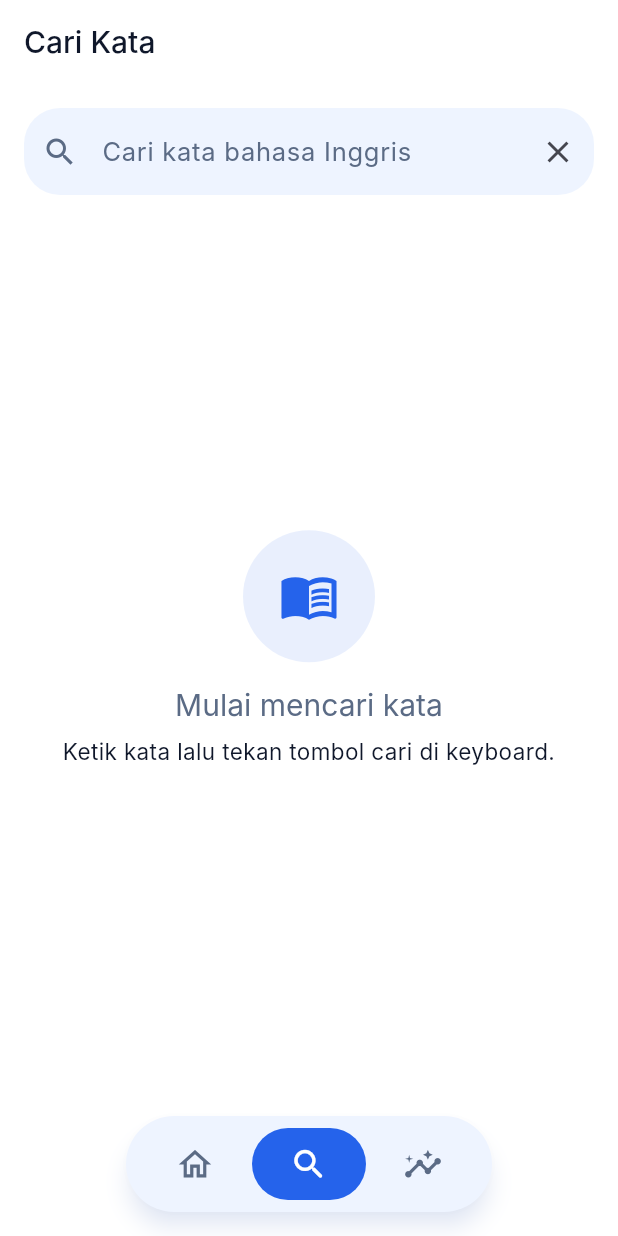
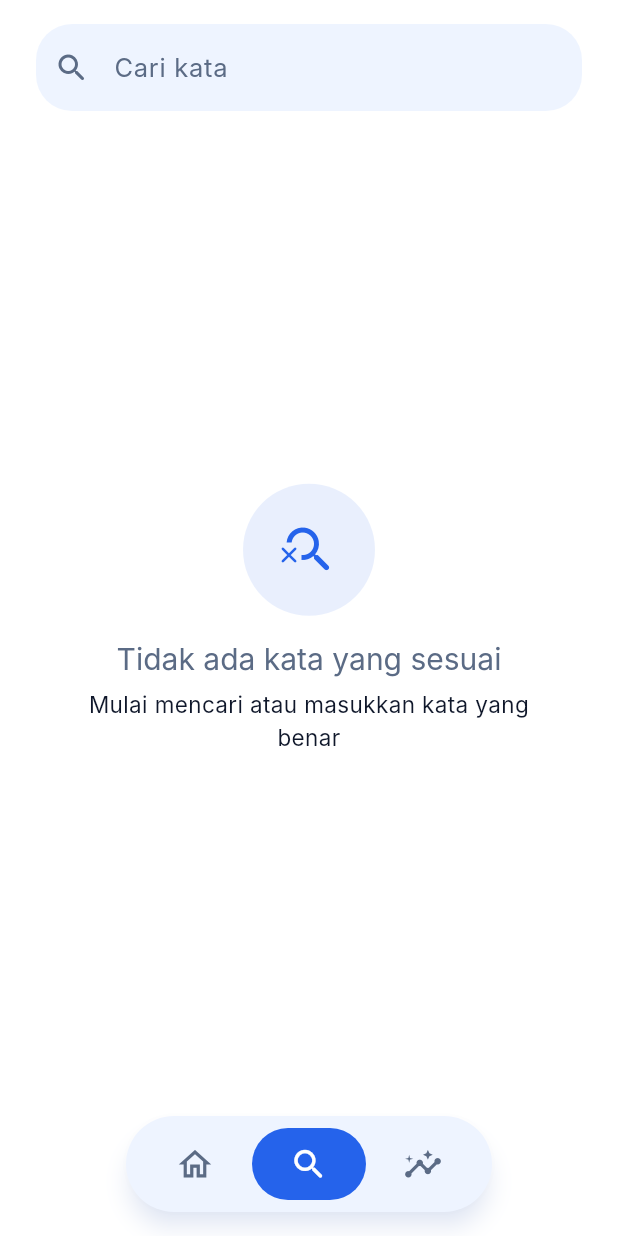
Before and after one commit to aajelll/Kelompok-10_Kelas-C_Pemrograman_Mobile, a Flutter app: the screen it shows once a user with an empty profile is signed in, after a tap on the "search" icon, on a phone screen of 412 x 824 dp. Run offline on Flutter 3.47's test engine with Material 3 defaults, Android fonts, the phone set to English and light mode, and no system bars; our stand-ins replace cloud_firestore, firebase_auth, firebase_core, firebase_messaging, flutter_local_notifications, flutter_timezone and 1 more; accounts and stored records are empty; network calls fail; Roboto replaces fonts that are missing (Inter).

Commit message:
feat(ui): redesign home, search and word detail screens

```diff
--- a/Project Akhir/lib/features/vocabulary/screens/home_screen.dart
+++ b/Project Akhir/lib/features/vocabulary/screens/home_screen.dart
@@ -1,14 +1,13 @@
-import '../widgets/favorite_button.dart';
 import 'package:flutter/material.dart';
 import 'package:provider/provider.dart';
 
+import '../../../core/extensions/datetime_extensions.dart';
 import '../../../core/theme/app_theme.dart';
-import '../../../core/widgets/app_card.dart';
 import '../../../core/widgets/state_message.dart';
-import '../../../shared/models/vocabulary_entry.dart';
+import '../../auth/providers/auth_provider.dart';
 import '../../quiz/screens/quiz_screen.dart';
 import '../providers/vocabulary_provider.dart';
-import 'search_screen.dart';
+import '../widgets/word_card.dart';
 import 'word_detail_screen.dart';
 
 class HomeScreen extends StatefulWidget {
@@ -37,39 +36,47 @@ class _HomeScreenState extends State<HomeScreen> {
   @override
   Widget build(BuildContext context) {
     final text = Theme.of(context).textTheme;
+    final name = context.watch<AuthProvider>().displayName;
     final vocab = context.watch<VocabularyProvider>();
 
     return Scaffold(
-      appBar: AppBar(title: const Text('Voca')),
-      body: ListView(
-        padding: const EdgeInsets.all(AppSpacing.md),
+      body: SafeArea(
+        child: ListView(
+          padding: const EdgeInsets.fromLTRB(
+            AppSpacing.lg,
+            AppSpacing.md,
+            AppSpacing.lg,
+            AppSpacing.lg,
+          ),
           children: [
-          Text('Siap belajar kata baru hari ini?', style: text.headlineMedium),
+            Text(
+              DateTime.now().dayAndMonth,
+              style: text.titleSmall?.copyWith(
+                fontWeight: FontWeight.w400,
+                color: AppColors.textSecondary,
+              ),
+            ),
+            const SizedBox(height: AppSpacing.xs),
+            Text(
+              name.isEmpty ? 'Hi!' : 'Hi, $name!',
+              style: text.headlineLarge,
+              maxLines: 2,
+              overflow: TextOverflow.ellipsis,
+            ),
+            const SizedBox(height: AppSpacing.md),
+            Text(
+              'Siap belajar kata baru hari ini?',
+              style: text.titleLarge?.copyWith(fontWeight: FontWeight.w400),
+            ),
             const SizedBox(height: AppSpacing.lg),
-          Text('Kata hari ini', style: text.titleMedium),
-          const SizedBox(height: AppSpacing.sm),
             _buildDaily(vocab),
             const SizedBox(height: AppSpacing.lg),
-          Row(
-            children: [
-              Expanded(
-                child: OutlinedButton.icon(
-                  onPressed: () => _open(const SearchScreen()),
-                  icon: const Icon(Icons.search),
-                  label: const Text('Cari kata'),
-                ),
-              ),
-              const SizedBox(width: AppSpacing.sm),
-              Expanded(
-                child: ElevatedButton.icon(
+            ElevatedButton(
               onPressed: () => _open(const QuizScreen()),
-                  icon: const Icon(Icons.quiz_outlined),
-                  label: const Text('Mulai kuis'),
-                ),
+              child: const Text('Mulai Kuis'),
             ),
           ],
         ),
-        ],
       ),
     );
   }
@@ -78,94 +85,37 @@ class _HomeScreenState extends State<HomeScreen> {
     switch (vocab.dailyStatus) {
       case LoadStatus.idle:
       case LoadStatus.loading:
-        return const AppCard(
-          child: Padding(
-            padding: EdgeInsets.all(AppSpacing.lg),
+        return const Padding(
+          padding: EdgeInsets.symmetric(vertical: AppSpacing.xl),
           child: Center(child: CircularProgressIndicator()),
-          ),
         );
       case LoadStatus.error:
-        return AppCard(
-          child: Column(
+        return Column(
           children: [
             StateMessage(
-                icon: Icons.error_outline,
+              icon: Icons.error_outline_rounded,
               color: AppColors.error,
               title: vocab.dailyError ?? 'Terjadi kesalahan.',
             ),
             OutlinedButton.icon(
-                onPressed: () => vocab.loadDaily(),
-                icon: const Icon(Icons.refresh),
+              onPressed: vocab.loadDaily,
+              icon: const Icon(Icons.refresh_rounded),
               label: const Text('Coba lagi'),
             ),
           ],
-          ),
         );
       case LoadStatus.success:
         final entry = vocab.dailyEntry;
         if (entry == null) {
-          return const AppCard(
-            child: StateMessage(
-              icon: Icons.search_off,
+          return const StateMessage(
+            icon: Icons.search_off_rounded,
             title: 'Kata hari ini tidak tersedia',
-            ),
           );
         }
-        return _DailyCard(
+        return WordCard(
           entry: entry,
-          onDetail: () => _open(WordDetailScreen(word: entry.word)),
+          onTap: () => _open(WordDetailScreen(word: entry.word)),
         );
     }
   }
 }
-
-class _DailyCard extends StatelessWidget {
-  const _DailyCard({required this.entry, required this.onDetail});
-
-  final VocabularyEntry entry;
-  final VoidCallback onDetail;
-
-  @override
-  Widget build(BuildContext context) {
-    final text = Theme.of(context).textTheme;
-    final phonetic = entry.phonetic;
-    final first = entry.meanings.isEmpty ? null : entry.meanings.first;
-    final example = first?.example;
-
-    return AppCard(
-      child: Column(
-        crossAxisAlignment: CrossAxisAlignment.start,
-        children: [
-          Row(
-            children: [
-              Expanded(child: Text(entry.word, style: text.headlineMedium)),
-              FavoriteButton(entry: entry),
-            ],
-          ),
-          if (phonetic != null) Text(phonetic, style: text.bodySmall),
-          if (first != null) ...[
-            const SizedBox(height: AppSpacing.md),
-            if (first.partOfSpeech.isNotEmpty)
-              Text(first.partOfSpeech, style: text.bodySmall),
-            const SizedBox(height: AppSpacing.xs),
-            Text(first.definition, style: text.bodyMedium),
-          ],
-          if (example != null) ...[
-            const SizedBox(height: AppSpacing.sm),
-            Text(
-              '"$example"',
-              style: text.bodySmall?.copyWith(fontStyle: FontStyle.italic),
-            ),
-          ],
-          Align(
-            alignment: Alignment.centerRight,
-            child: TextButton(
-              onPressed: onDetail,
-              child: const Text('Lihat detail'),
-            ),
-          ),
-        ],
-      ),
-    );
-  }
-}
--- a/Project Akhir/lib/features/vocabulary/screens/search_screen.dart
+++ b/Project Akhir/lib/features/vocabulary/screens/search_screen.dart
@@ -1,11 +1,12 @@
+import 'dart:async';
+
 import 'package:flutter/material.dart';
 import 'package:provider/provider.dart';
 
 import '../../../core/theme/app_theme.dart';
-import '../../../core/widgets/app_card.dart';
 import '../../../core/widgets/state_message.dart';
-import '../../../shared/models/vocabulary_entry.dart';
 import '../providers/vocabulary_provider.dart';
+import '../widgets/word_card.dart';
 import 'word_detail_screen.dart';
 
 class SearchScreen extends StatefulWidget {
@@ -16,20 +17,39 @@ class SearchScreen extends StatefulWidget {
 }
 
 class _SearchScreenState extends State<SearchScreen> {
+  static const _debounceDuration = Duration(milliseconds: 500);
+
   final _controller = TextEditingController();
+  Timer? _debounce;
 
   @override
   void dispose() {
+    _debounce?.cancel();
     _controller.dispose();
     super.dispose();
   }
 
-  void _submit() {
+  /// Mencari otomatis setelah pengguna berhenti mengetik sebentar.
+  void _onChanged(String value) {
+    _debounce?.cancel();
+    final vocab = context.read<VocabularyProvider>();
+    if (value.trim().isEmpty) {
+      vocab.clearSearch();
+      return;
+    }
+    _debounce = Timer(_debounceDuration, () {
+      if (mounted) vocab.search(value);
+    });
+  }
+
+  void _submit(String value) {
+    _debounce?.cancel();
     FocusScope.of(context).unfocus();
-    context.read<VocabularyProvider>().search(_controller.text);
+    context.read<VocabularyProvider>().search(value);
   }
 
   void _clear() {
+    _debounce?.cancel();
     _controller.clear();
     context.read<VocabularyProvider>().clearSearch();
   }
@@ -39,22 +59,33 @@ class _SearchScreenState extends State<SearchScreen> {
     final vocab = context.watch<VocabularyProvider>();
 
     return Scaffold(
-      appBar: AppBar(title: const Text('Cari Kata')),
-      body: Padding(
-        padding: const EdgeInsets.all(AppSpacing.md),
+      body: SafeArea(
+        child: Padding(
+          padding: const EdgeInsets.fromLTRB(
+            AppSpacing.lg,
+            AppSpacing.md,
+            AppSpacing.lg,
+            0,
+          ),
           child: Column(
             children: [
               TextField(
                 controller: _controller,
                 textInputAction: TextInputAction.search,
-              onSubmitted: (_) => _submit(),
+                onChanged: _onChanged,
+                onSubmitted: _submit,
                 decoration: InputDecoration(
-                hintText: 'Cari kata bahasa Inggris',
-                prefixIcon: const Icon(Icons.search),
-                suffixIcon: IconButton(
+                  hintText: 'Cari kata',
+                  prefixIcon: const Icon(Icons.search_rounded),
+                  suffixIcon: ValueListenableBuilder<TextEditingValue>(
+                    valueListenable: _controller,
+                    builder: (context, value, _) => value.text.isEmpty
+                        ? const SizedBox.shrink()
+                        : IconButton(
                             onPressed: _clear,
-                  icon: const Icon(Icons.clear),
+                            icon: const Icon(Icons.close_rounded),
                             tooltip: 'Hapus',
+                          ),
                   ),
                 ),
               ),
@@ -63,32 +94,31 @@ class _SearchScreenState extends State<SearchScreen> {
             ],
           ),
         ),
+      ),
     );
   }
 
   Widget _buildResult(VocabularyProvider vocab) {
     switch (vocab.searchStatus) {
       case LoadStatus.idle:
-        return const StateMessage(
-          icon: Icons.menu_book_outlined,
-          title: 'Mulai mencari kata',
-          subtitle: 'Ketik kata lalu tekan tombol cari di keyboard.',
-        );
+        return const _EmptySearch();
       case LoadStatus.loading:
         return const Center(child: CircularProgressIndicator());
       case LoadStatus.error:
+        // Kata tidak ada di kamus: tampilan kosong yang sama dengan awal.
+        if (vocab.searchNotFound) return const _EmptySearch();
         return Center(
           child: Column(
             mainAxisSize: MainAxisSize.min,
             children: [
               StateMessage(
-                icon: Icons.error_outline,
+                icon: Icons.error_outline_rounded,
                 color: AppColors.error,
                 title: vocab.searchError ?? 'Terjadi kesalahan.',
               ),
               OutlinedButton.icon(
                 onPressed: () => vocab.search(vocab.query),
-                icon: const Icon(Icons.refresh),
+                icon: const Icon(Icons.refresh_rounded),
                 label: const Text('Coba lagi'),
               ),
             ],
@@ -96,60 +126,33 @@ class _SearchScreenState extends State<SearchScreen> {
         );
       case LoadStatus.success:
         final entry = vocab.searchResult;
-        if (entry == null) {
-          return const StateMessage(
-            icon: Icons.search_off,
-            title: 'Tidak ada hasil',
-          );
-        }
-        return ListView(children: [_ResultCard(entry: entry)]);
-    }
-  }
-}
-
-class _ResultCard extends StatelessWidget {
-  const _ResultCard({required this.entry});
-
-  final VocabularyEntry entry;
-
-  @override
-  Widget build(BuildContext context) {
-    final text = Theme.of(context).textTheme;
-    final phonetic = entry.phonetic;
-    final first = entry.meanings.isEmpty ? null : entry.meanings.first;
-
-    return AppCard(
+        if (entry == null) return const _EmptySearch();
+        return ListView(
+          padding: const EdgeInsets.only(bottom: AppSpacing.lg),
+          children: [
+            WordCard(
+              entry: entry,
               onTap: () => Navigator.of(context).push(
                 MaterialPageRoute(
                   builder: (_) => WordDetailScreen(word: entry.word),
                 ),
               ),
-      child: Column(
-        crossAxisAlignment: CrossAxisAlignment.start,
-        children: [
-          Row(
-            children: [
-              Expanded(child: Text(entry.word, style: text.titleMedium))
-
-            ],
-          ),
-          if (phonetic != null) Text(phonetic, style: text.bodySmall),
-          if (first != null) ...[
-            const SizedBox(height: AppSpacing.xs),
-            if (first.partOfSpeech.isNotEmpty)
-              Text(first.partOfSpeech, style: text.bodySmall),
-            Text(first.definition, style: text.bodyMedium),
-          ],
-          const SizedBox(height: AppSpacing.sm),
-          Align(
-            alignment: Alignment.centerRight,
-            child: Text(
-              'Lihat detail',
-              style: text.bodySmall?.copyWith(color: AppColors.primary),
-            ),
             ),
           ],
-      ),
         );
     }
   }
+}
+
+class _EmptySearch extends StatelessWidget {
+  const _EmptySearch();
+
+  @override
+  Widget build(BuildContext context) {
+    return const StateMessage(
+      icon: Icons.search_off_rounded,
+      title: 'Tidak ada kata yang sesuai',
+      subtitle: 'Mulai mencari atau masukkan kata yang benar',
+    );
+  }
+}
```
Also changed, not shown: Project Akhir/lib/core/widgets/page_header.dart (added, +35 -0 lines), Project Akhir/lib/features/vocabulary/screens/word_detail_screen.dart (+94 -50 lines), 4 other files. Lines whose indentation alone changed are shown as unchanged.
